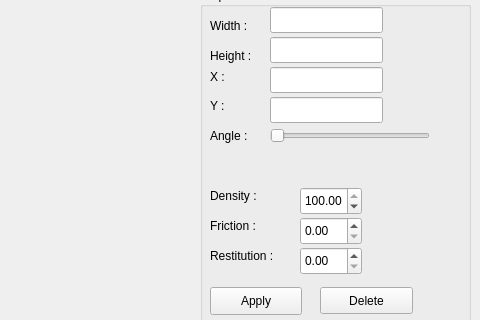
Before: the Qt Designer form LevelEditor/ui/main.ui in NicolasBeaudrot/babelconstructor, drawn with Qt 5; both pictures show x 780 to 1260 and y 183 to 503 of the 1260 by 780 pixel window.
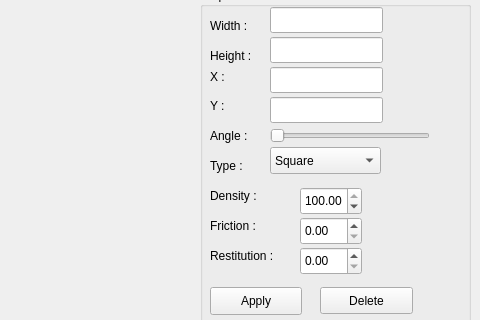
After: the same form once the commit is applied. The open tabs and pages were chosen to show the change.

Commit message: Ajout de la saisie du nom de la map Ajout du type des objets

What changed in the file:
```diff
--- a/LevelEditor/ui/main.ui
+++ b/LevelEditor/ui/main.ui
@@ -353,6 +353,57 @@
      <string>Delete</string>
     </property>
    </widget>
+   <widget class="QComboBox" name="typeEdit">
+    <property name="geometry">
+     <rect>
+      <x>70</x>
+      <y>160</y>
+      <width>111</width>
+      <height>27</height>
+     </rect>
+    </property>
+    <property name="currentIndex">
+     <number>2</number>
+    </property>
+    <item>
+     <property name="text">
+      <string>Circle</string>
+     </property>
+    </item>
+    <item>
+     <property name="text">
+      <string>Rectangle</string>
+     </property>
+    </item>
+    <item>
+     <property name="text">
+      <string>Square</string>
+     </property>
+    </item>
+    <item>
+     <property name="text">
+      <string>Star</string>
+     </property>
+    </item>
+    <item>
+     <property name="text">
+      <string>Triangle</string>
+     </property>
+    </item>
+   </widget>
+   <widget class="QLabel" name="typeLabel">
+    <property name="geometry">
+     <rect>
+      <x>10</x>
+      <y>170</y>
+      <width>62</width>
+      <height>17</height>
+     </rect>
+    </property>
+    <property name="text">
+     <string>Type :</string>
+    </property>
+   </widget>
   </widget>
   <widget class="QPushButton" name="refreshButton">
    <property name="geometry">
```
Left out of the diff: 8 changed lines with no effect on the pictures. The commit also changes 7 other files.
